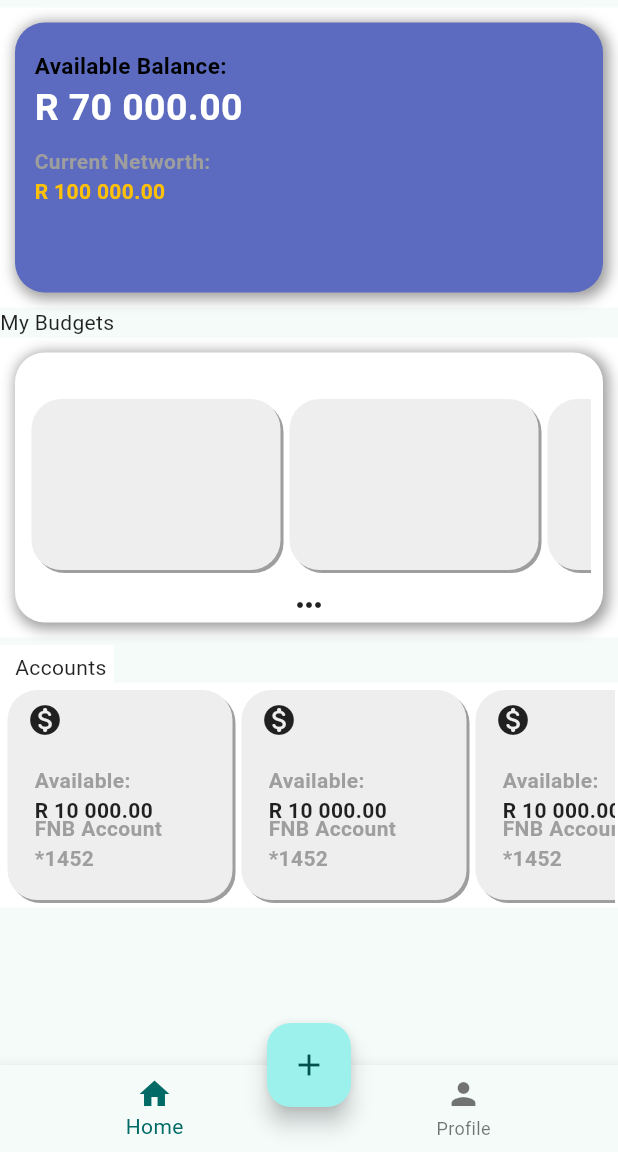
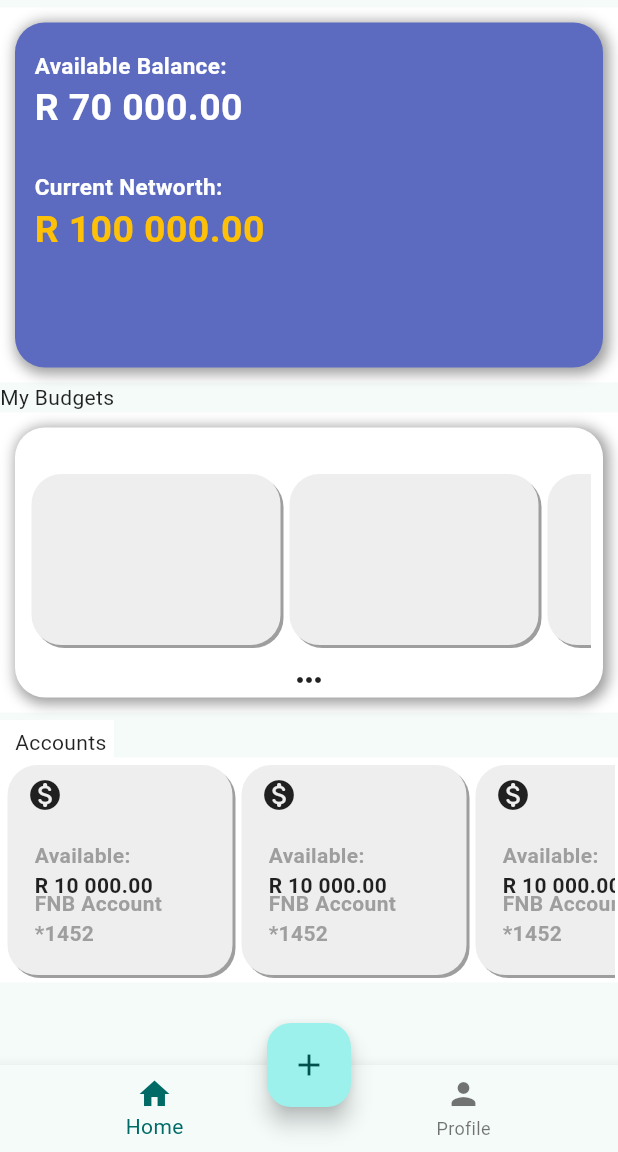
Before and after one commit to Garuda-sudo/Ubuntu-Narei, a Flutter app: the screen it shows after launch, on a phone screen of 412 x 824 dp, the part 84-1236 px from its top. Run offline on Flutter 3.47's test engine with Material 2 defaults, Android fonts, the phone set to English and light mode, and no system bars; Roboto replaces fonts that are missing (Raleway).

Commit message:
Made landing page scrollable

```diff
--- a/ubuntu-front-end/budget_buddy/lib/landing_page/widgets/landing_page_graph_component.dart
+++ b/ubuntu-front-end/budget_buddy/lib/landing_page/widgets/landing_page_graph_component.dart
@@ -16,7 +16,7 @@
       children: [
         Container(
           padding: const EdgeInsets.all(2.0),
-          height: 200,
+          height: 250,
           color: Colors.white,
           child: Padding(
             padding: const EdgeInsets.all(8.0),
@@ -52,7 +52,7 @@
                                       'Available Balance:',
                                       style: TextStyle(
                                           fontSize: 15,
-                                          color: Colors.black,
+                                          color: Colors.white,
                                           fontWeight: FontWeight.bold),
                                     ),
                                     Text(
@@ -75,12 +75,14 @@
                                   Text(
                                     'Current Networth:',
                                     style: TextStyle(
-                                        color: Colors.grey,
+                                        fontSize: 15,
+                                        color: Colors.white,
                                         fontWeight: FontWeight.bold),
                                   ),
                                   Text(
                                     'R 100 000.00',
                                     style: TextStyle(
+                                        fontSize: 25,
                                         color: Colors.amber,
                                         fontWeight: FontWeight.bold),
                                   )
--- a/ubuntu-front-end/budget_buddy/lib/main.dart
+++ b/ubuntu-front-end/budget_buddy/lib/main.dart
@@ -45,7 +45,8 @@
           title: Text(widget.title),
           elevation: 20,
         ),
-        body: const LandingPage(),
+        body:
+            SafeArea(child: ListView(children: const <Widget>[LandingPage()])),
         floatingActionButtonLocation: FloatingActionButtonLocation.centerDocked,
         floatingActionButton: const FloatingActionButton(
           onPressed: null,
```
